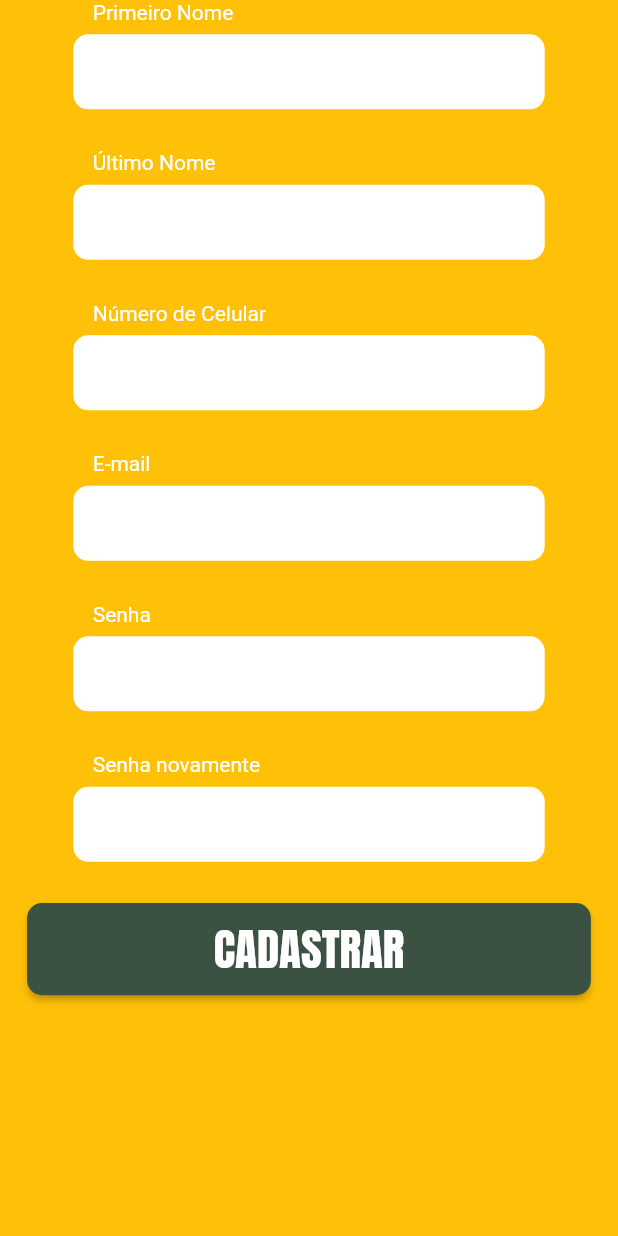
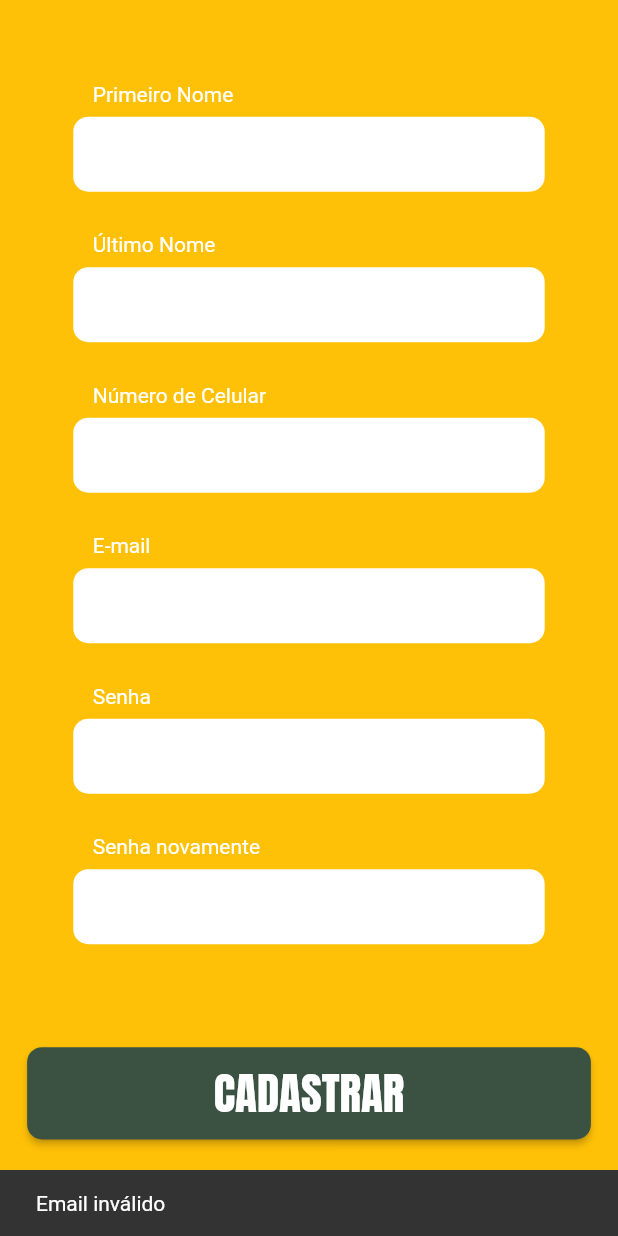
Before and after one commit to StartPointMe/atvee, a Flutter app: the RegisterScreen screen opened by its route, after a tap on "CADASTRAR", on a phone screen of 412 x 824 dp. Run offline on Flutter 3.47's test engine with Material 2 defaults, Android fonts, the phone set to English and light mode, and no system bars; our stand-ins replace cloud_firestore, email_validator, firebase_auth, firebase_core, google_fonts; accounts and stored records are empty.

Commit message:
Implementação da criação de credencial

```diff
--- a/lib/screens/user/register_screen.dart
+++ b/lib/screens/user/register_screen.dart
@@ -1,7 +1,11 @@
-import 'package:atvee/bloc/models/regular_user.dart';
+// ignore_for_file: no_leading_underscores_for_local_identifiers
+
+import 'package:atvee/bloc/models/professional_user.dart';
 import 'package:atvee/themes/custom_widget.dart';
+import 'package:atvee/themes/routes.dart';
 import 'package:atvee/themes/validation.dart';
 import 'package:cloud_firestore/cloud_firestore.dart';
+import 'package:firebase_auth/firebase_auth.dart';
 import 'package:flutter/material.dart';
 import 'package:google_fonts/google_fonts.dart';
 
@@ -20,7 +24,7 @@ class _RegisterScreenViewState extends State<RegisterScreen> {
   final TextEditingController _passwordController = TextEditingController();
   final TextEditingController _repasswordController = TextEditingController();
 
-  RegularUser? _regularUser;
+  ProfessionalUser? _professionalUser;
 
   @override
   Widget build(BuildContext context) {
@@ -31,22 +35,42 @@ class _RegisterScreenViewState extends State<RegisterScreen> {
     CustomWidget customWidget = CustomWidget(mediaQuery);
     Validation validation = Validation();
 
-    void registerUser(RegularUser regularUser) async {
+    void _registerUser(ProfessionalUser professionalUser) async {
       try {
-        String emailId = regularUser.email;
         CollectionReference userdata =
-            FirebaseFirestore.instance.collection('userdata');
-        await userdata.doc(emailId).set({
-          'first_name': regularUser.firstName,
-          'last_name': regularUser.lastName,
-          'phone_number': regularUser.phoneNumber,
+            FirebaseFirestore.instance.collection('professionals');
+        await userdata.doc(professionalUser.email).set({
+          'first_name': professionalUser.firstName,
+          'last_name': professionalUser.lastName,
+          'phone_number': professionalUser.phoneNumber,
           'image_url': '',
-        });
+          'is_client': professionalUser.isClient
+        }).then((value) => {
+              customWidget.showSnack(context, "Por favor veri"),
+              Future.delayed(const Duration(seconds: 2), () {
+                Navigator.of(context).pushNamed(AppRoutes.user_login);
+              })
+            });
+      } catch (error) {
+        customWidget.showSnack(context, error.toString());
+      }
+    }
 
-        // ignore: use_build_context_synchronously
-        customWidget.showErrorSnack(context, emailId);
-      } catch (error) {
-        customWidget.showErrorSnack(context, error.toString());
+    void _createCredential(ProfessionalUser professionalUser) async {
+      try {
+        await FirebaseAuth.instance
+            .createUserWithEmailAndPassword(
+                email: professionalUser.email,
+                password: _passwordController.text)
+            .then((value) => {
+                  customWidget.showSnack(context,
+                      "Conta criada com Sucesso! Verifique o seu email para obter acesso."),
+                  Future.delayed(const Duration(seconds: 2), () {
+                    _registerUser(professionalUser);
+                  })
+                });
+      } on FirebaseAuthException catch (error) {
+        customWidget.showSnack(context, error.message.toString());
       }
     }
 
@@ -91,21 +115,25 @@ class _RegisterScreenViewState extends State<RegisterScreen> {
               borderRadius: BorderRadius.circular(10),
             ))),
         onPressed: () async {
-          _regularUser = RegularUser(
+          _professionalUser = ProfessionalUser(
               _firstNameController.text,
               _lastNameController.text,
-              '',
               _emailController.text,
               _phoneNumberController.text,
-              '');
+              '',
+              false);
 
           if (!validation.validEmail(_emailController.text)) {
-            customWidget.showErrorSnack(context, "Email inválido");
+            customWidget.showSnack(context, "Email inválido");
           } else if (!validation
               .validPhoneNumber(_phoneNumberController.text)) {
-            customWidget.showErrorSnack(context, "Número de celular inválido");
+            customWidget.showSnack(context, "Número de celular inválido");
+          } else if (_passwordController.text.length < 6) {
+            customWidget.showSnack(context, "Minímo 6 caracteres");
+          } else if (_passwordController.text != _repasswordController.text) {
+            customWidget.showSnack(context, "Senhas diferentes");
           } else {
-            registerUser(_regularUser!);
+            _createCredential(_professionalUser!);
           }
         },
         child: Padding(
@@ -128,7 +156,13 @@ class _RegisterScreenViewState extends State<RegisterScreen> {
               children: <Widget>[
                 Column(
                   mainAxisAlignment: MainAxisAlignment.center,
-                  children: [fields, registerButton],
+                  children: [
+                    Padding(
+                        padding: EdgeInsets.only(
+                            top: height / 15, bottom: height / 20),
+                        child: fields),
+                    registerButton
+                  ],
                 )
               ],
             ),
```
